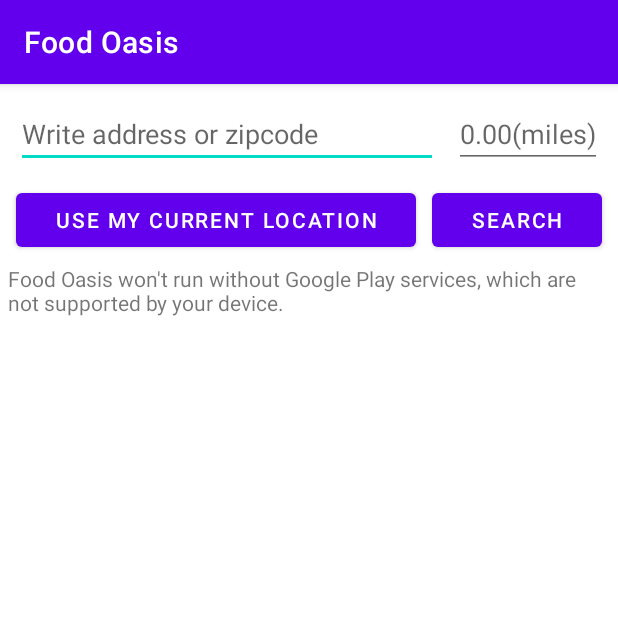
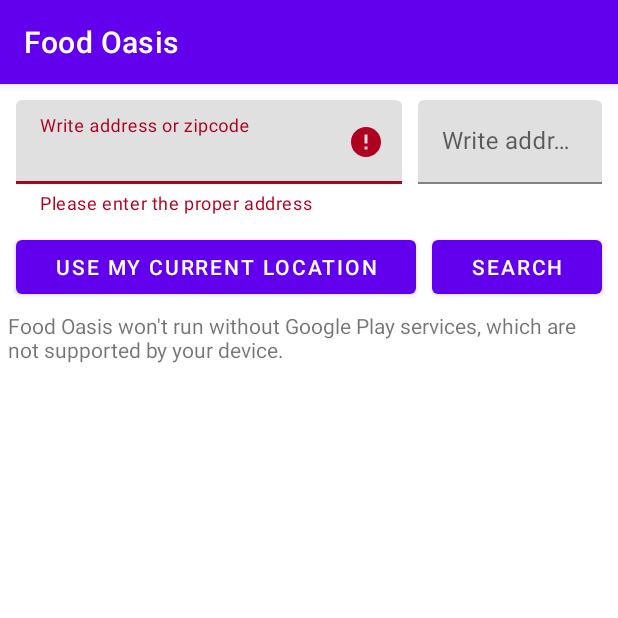
Before and after one commit to mozfet12/FoodOasisGroupB-1, an Android app: the screen it shows after launch (MainActivity), after a tap on "USE MY CURRENT LOCATION", on a phone screen of 412 x 824 dp, the top half of it. Run offline under Robolectric (Android 15) with nearby library versions, the phone set to English and light mode, and no system bars; 1 statement that could not run was skipped.

Commit message:
Third commit by Nirav

```diff
--- a/app/src/main/java/com/groupB/foodoasis/Activity/MainActivity.java
+++ b/app/src/main/java/com/groupB/foodoasis/Activity/MainActivity.java
@@ -30,6 +30,8 @@ import com.google.android.gms.maps.model.LatLng;
 import com.google.android.gms.maps.model.MarkerOptions;
 import com.google.android.gms.tasks.OnSuccessListener;
 import com.google.android.gms.tasks.Task;
+import com.google.android.material.textfield.TextInputEditText;
+import com.google.android.material.textfield.TextInputLayout;
 import com.groupB.foodoasis.Adapters.NearLocationDetailsAdapter;
 import com.groupB.foodoasis.Classes.NearLocatedPlacesFromGoogleMap;
 import com.groupB.foodoasis.Classes.NearLocationDetailsModelClass;
@@ -62,6 +64,8 @@ public class MainActivity extends AppCompatActivity {
     EditText et_addr_or_pincode, et_radius;
     Button btn_curr_location, btn_search;
     boolean validation_successful = false;
+    TextInputLayout til_addr_zipcode_err, til_radius_err;
+    TextInputEditText tiet_addr_zipcode, tiet_radius;
 
     public static void hideSoftKeyboard(Activity activity) {
         InputMethodManager inputMethodManager =
@@ -96,10 +100,14 @@ public class MainActivity extends AppCompatActivity {
         btn_curr_location.setOnClickListener(new View.OnClickListener() {
             @Override
             public void onClick(View v) {
+                til_addr_zipcode_err.setError(null);
+                til_radius_err.setError(null);
                 getEditTextData();
-                hideSoftKeyboard(MainActivity.this);
-                if (nearByRadius.length() != 0) {
-                    getLiveLocation();
+                if (validateDetailsFromUser()) {
+                    hideSoftKeyboard(MainActivity.this);
+                    if (nearByRadius.length() != 0) {
+                        getLiveLocation();
+                    }
                 }
             }
         });
@@ -108,24 +116,30 @@ public class MainActivity extends AppCompatActivity {
             @Override
             public void onClick(View v) {
                 getEditTextData();
-                getLocationFromAddress(addr_pincode);
-                hideSoftKeyboard(MainActivity.this);
+                til_addr_zipcode_err.setError(null);
+                til_radius_err.setError(null);
+                if (validateDetailsFromUser()) {
+                    getLocationFromAddress(addr_pincode);
+                    hideSoftKeyboard(MainActivity.this);
+                }
+
 
             }
         });
     }
 
     private boolean validateDetailsFromUser() {
-        if (!(addr_pincode.length() == 0 || nearByRadius.length() == 0)) {
-            nearByStoreUrl = "https://maps.googleapis.com/maps/api/place/nearbysearch/json?location=" +
-                    currentLatitude + "," + currentLongitude +
-                    "&radius=" + nearByRadius +
-                    "&type=" + placeType +
-                    "&key=" + getResources().getString(R.string.google_map_key);
-
-            return true;
+        if (addr_pincode.length() == 0) {
+            til_addr_zipcode_err.setError("Please enter the proper address");
+            return false;
         }
-        return false;
+        if (nearByRadius.length() == 0) {
+            til_radius_err.setError("Please enter the valid radius");
+            return false;
+        }
+        til_addr_zipcode_err.setError(null);
+        til_radius_err.setError(null);
+        return true;
     }
 
     public void getLocationFromAddress(String strAddress) {
@@ -175,8 +189,10 @@ public class MainActivity extends AppCompatActivity {
     }
 
     private void getEditTextData() {
-        addr_pincode = et_addr_or_pincode.getText().toString().trim();
-        nearByRadius = et_radius.getText().toString().trim();
+        addr_pincode = tiet_addr_zipcode.getText().toString().trim();
+        int radius = Integer.parseInt(tiet_radius.getText().toString().trim());
+        radius *= 1609;
+        nearByRadius = radius + "";
     }
 
     private void initializeVariables() {
@@ -184,8 +200,12 @@ public class MainActivity extends AppCompatActivity {
         fusedLocationProviderClient = LocationServices.getFusedLocationProviderClient(MainActivity.this);
         rv_near_places_list = (RecyclerView) findViewById(R.id.rv_near_places_list);
         nearLocationDetailsModelClassArrayList = new ArrayList<NearLocationDetailsModelClass>();
-        et_addr_or_pincode = findViewById(R.id.et_addr_or_pincode);
-        et_radius = findViewById(R.id.et_radius);
+//        et_addr_or_pincode = findViewById(R.id.et_addr_or_pincode);
+//        et_radius = findViewById(R.id.et_radius);
+        til_addr_zipcode_err = findViewById(R.id.til_addr_zipcode_err);
+        til_radius_err = findViewById(R.id.til_radius_err);
+        tiet_addr_zipcode = findViewById(R.id.tiet_addr_zipcode);
+        tiet_radius = findViewById(R.id.tiet_radius);
         btn_curr_location = findViewById(R.id.btn_curr_location);
         btn_search = findViewById(R.id.btn_search);
         nearByStoreUrl = "https://maps.googleapis.com/maps/api/place/nearbysearch/json?location=" +
--- a/app/src/main/res/layout/activity_main.xml
+++ b/app/src/main/res/layout/activity_main.xml
@@ -1,5 +1,6 @@
 <?xml version="1.0" encoding="utf-8"?>
 <LinearLayout xmlns:android="http://schemas.android.com/apk/res/android"
+    xmlns:app="http://schemas.android.com/apk/res-auto"
     xmlns:tools="http://schemas.android.com/tools"
     android:layout_width="match_parent"
     android:layout_height="match_parent"
@@ -12,22 +13,53 @@
         android:layout_height="wrap_content"
         android:orientation="horizontal">
 
-        <EditText
-            android:id="@+id/et_addr_or_pincode"
+        <!--        <EditText-->
+        <!--            android:id="@+id/et_addr_or_pincode"-->
+        <!--            android:layout_width="match_parent"-->
+        <!--            android:layout_height="wrap_content"-->
+        <!--            android:layout_margin="5dp"-->
+        <!--            android:layout_weight="2"-->
+        <!--            android:hint="Write address or zipcode" />-->
+
+        <com.google.android.material.textfield.TextInputLayout
+            android:id="@+id/til_addr_zipcode_err"
+            android:layout_width="match_parent"
+            android:layout_height="wrap_content"
+            android:layout_margin="5dp"
+            android:layout_weight="1"
+            app:errorEnabled="true">
+
+            <com.google.android.material.textfield.TextInputEditText
+                android:id="@+id/tiet_addr_zipcode"
+                android:layout_width="match_parent"
+                android:layout_height="wrap_content"
+                android:hint="Write address or zipcode" />
+        </com.google.android.material.textfield.TextInputLayout>
+
+        <com.google.android.material.textfield.TextInputLayout
+            android:id="@+id/til_radius_err"
             android:layout_width="match_parent"
             android:layout_height="wrap_content"
             android:layout_margin="5dp"
             android:layout_weight="2"
-            android:hint="Write address or zipcode" />
+            app:errorEnabled="true">
 
-        <EditText
-            android:id="@+id/et_radius"
-            android:layout_width="wrap_content"
-            android:layout_height="wrap_content"
-            android:layout_margin="5dp"
-            android:layout_weight="0"
-            android:hint="0.00(miles)"
-            android:inputType="numberDecimal" />
+            <com.google.android.material.textfield.TextInputEditText
+                android:id="@+id/tiet_radius"
+                android:layout_width="match_parent"
+                android:layout_height="wrap_content"
+                android:hint="Write address or zipcode" />
+        </com.google.android.material.textfield.TextInputLayout>
+
+
+        <!--        <EditText-->
+        <!--            android:id="@+id/et_radius"-->
+        <!--            android:layout_width="wrap_content"-->
+        <!--            android:layout_height="wrap_content"-->
+        <!--            android:layout_margin="5dp"-->
+        <!--            android:layout_weight="0"-->
+        <!--            android:hint="0.00(miles)"-->
+        <!--            android:inputType="numberDecimal" />-->
 
     </LinearLayout>
 
```
